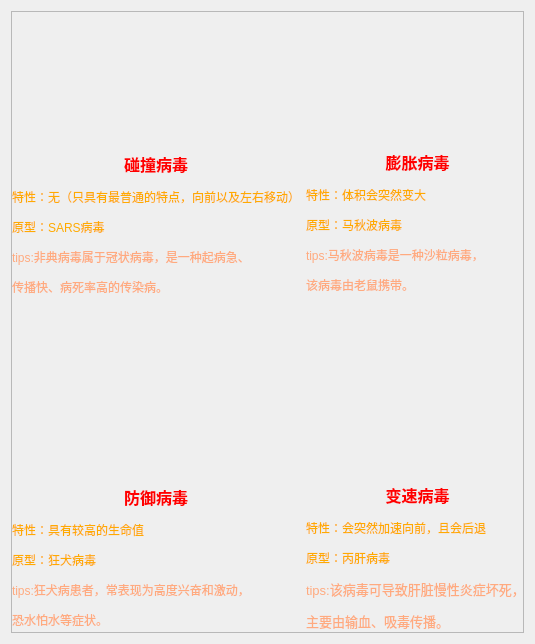
Above: source/gamescene/handbookscene.ui from TEysion/ByeByeVirus before the change. Below: the same form after it.
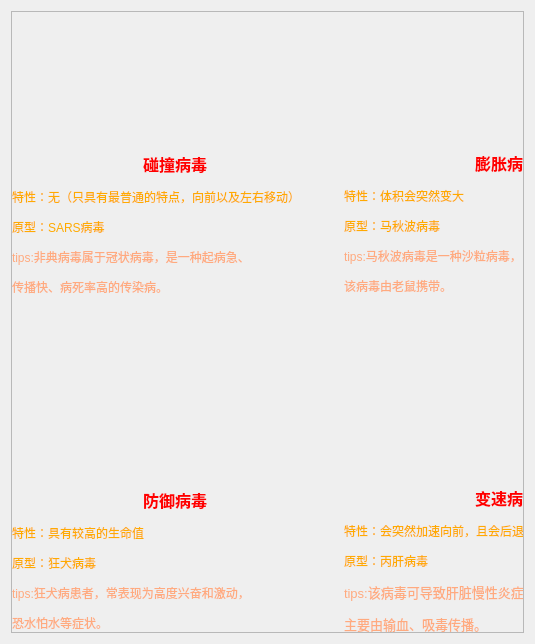
That is the form after the change. Icons and pictures are not drawn.

The edit to the form file:
```diff
--- a/source/gamescene/handbookscene.ui
+++ b/source/gamescene/handbookscene.ui
@@ -24,8 +24,8 @@
        <rect>
         <x>0</x>
         <y>0</y>
-        <width>515</width>
-        <height>624</height>
+        <width>511</width>
+        <height>620</height>
        </rect>
       </property>
       <property name="minimumSize">
@@ -34,13 +34,13 @@
         <height>0</height>
        </size>
       </property>
-      <widget class="QWidget" name="">
+      <widget class="QWidget" name="layoutWidget">
        <property name="geometry">
         <rect>
          <x>0</x>
          <y>0</y>
-         <width>517</width>
-         <height>620</height>
+         <width>658</width>
+         <height>623</height>
         </rect>
        </property>
        <layout class="QGridLayout" name="gridLayout">
```
